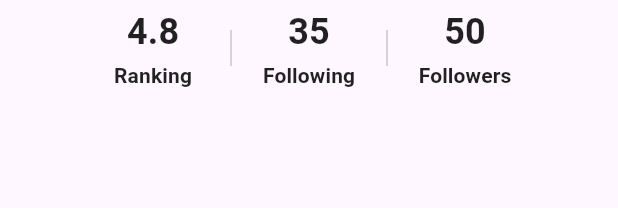
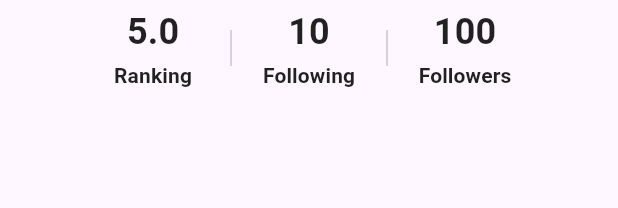
Before and after one commit to iNuman/dribble_ui, a Flutter app: the NumbersWidget widget shown alone on an empty page, opened directly, on a phone screen of 412 x 824 dp. Shown: the top 208 px of the screen. Run offline on Flutter 3.47's test engine with Material 3 defaults, Android fonts, the phone set to English and light mode, and no system bars; our stand-ins replace animated_theme_switcher; accounts and stored records are empty; network calls fail.

```diff
--- a/lib/widgets/numbers_widget.dart
+++ b/lib/widgets/numbers_widget.dart
@@ -5,11 +5,11 @@ class NumbersWidget extends StatelessWidget {
   Widget build(BuildContext context) => Row(
     mainAxisAlignment: MainAxisAlignment.center,
     children: <Widget>[
-      buildButton(context, '4.8', 'Ranking'),
+      buildButton(context, '5.0', 'Ranking'),
       buildDivider(),
-      buildButton(context, '35', 'Following'),
+      buildButton(context, '10', 'Following'),
       buildDivider(),
-      buildButton(context, '50', 'Followers'),
+      buildButton(context, '100', 'Followers'),
     ],
   );
 
```
